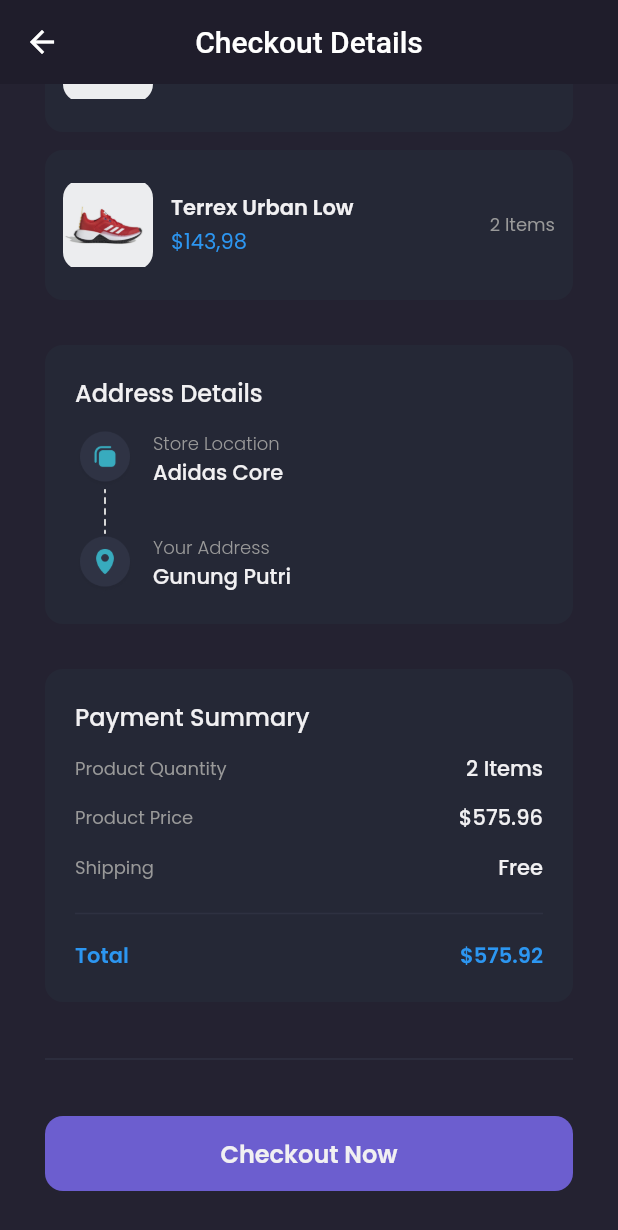
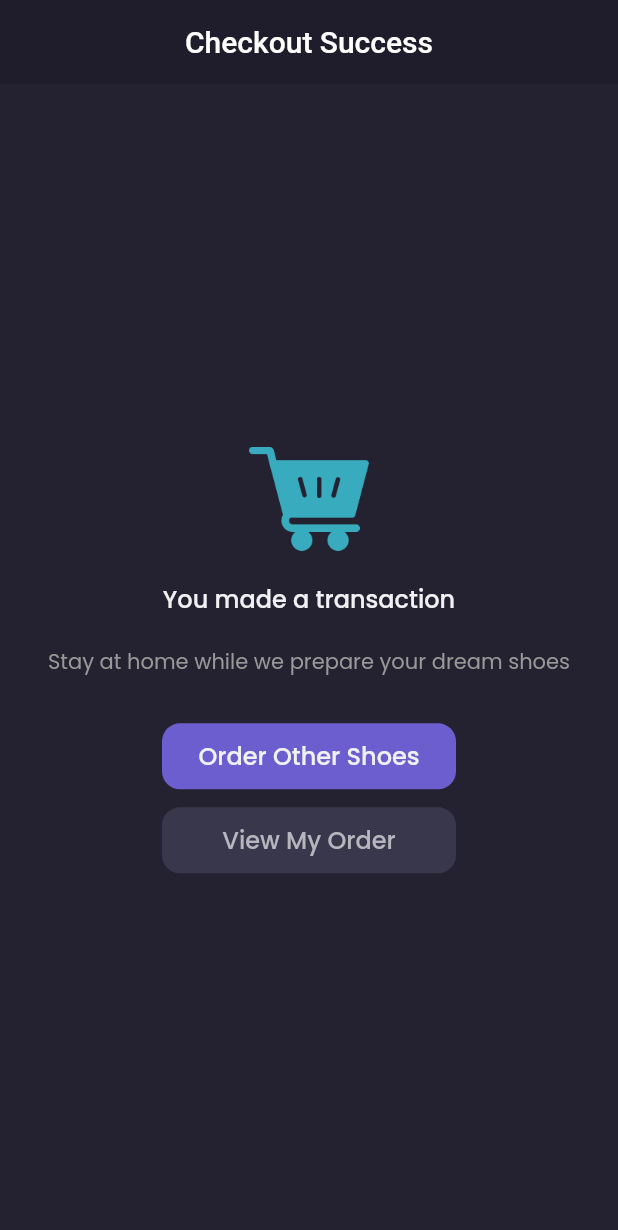
Before and after one commit to Koredeee/shamo-commerce, a Flutter app: the CheckoutPage screen opened by its route, scrolled down 134 dp, after a tap on "Checkout Now", on a phone screen of 412 x 824 dp. Shown: the top 1230 px of the screen. Run offline on Flutter 3.47's test engine with Material 2 defaults, Android fonts, the phone set to English and light mode, and no system bars; our stand-ins replace carousel_slider, google_fonts.

Commit message:
Added Checkout Succes Page
p.s hufftt finally Front-End done :')

```diff
--- a/shamo/lib/main.dart
+++ b/shamo/lib/main.dart
@@ -3,6 +3,7 @@
 import 'package:flutter/material.dart';
 import 'package:shamo/pages/cart_page.dart';
 import 'package:shamo/pages/checkout_page.dart';
+import 'package:shamo/pages/checkout_success_page.dart';
 import 'package:shamo/pages/detail_chat_page.dart';
 import 'package:shamo/pages/edit_profile_page.dart';
 import 'package:shamo/pages/home/main_page.dart';
@@ -33,6 +34,7 @@ class MyApp extends StatelessWidget {
         '/product': (context) => ProductPage(),
         '/cart': (context) => CartPage(),
         '/checkout': (context) => CheckoutPage(),
+        '/checkout-success': (context) => CheckoutSuccessPage(),
       },
     );
   }
--- a/shamo/lib/pages/checkout_page.dart
+++ b/shamo/lib/pages/checkout_page.dart
@@ -16,7 +16,7 @@ class CheckoutPage extends StatelessWidget {
     );
   }
 
-  Widget content() {
+  Widget content(BuildContext context) {
     return ListView(
       padding: EdgeInsets.symmetric(horizontal: defaultMargin),
       children: [
@@ -190,11 +190,15 @@ class CheckoutPage extends StatelessWidget {
           height: 50,
           margin: EdgeInsets.symmetric(vertical: defaultMargin),
           child: TextButton(
-            onPressed: () {},
+            onPressed: () {
+              Navigator.pushNamedAndRemoveUntil(
+                  context, '/checkout-success', (route) => false);
+            },
             style: TextButton.styleFrom(
               backgroundColor: primaryColor,
               shape: RoundedRectangleBorder(
-                  borderRadius: BorderRadius.circular(12),),
+                borderRadius: BorderRadius.circular(12),
+              ),
             ),
             child: Text(
               'Checkout Now',
@@ -212,7 +216,7 @@ class CheckoutPage extends StatelessWidget {
     return Scaffold(
       backgroundColor: backgroundColor3,
       appBar: header(),
-      body: content(),
+      body: content(context),
     );
   }
 }
--- /dev/null
+++ b/shamo/lib/pages/checkout_success_page.dart
@@ -0,0 +1,87 @@
+import 'package:flutter/material.dart';
+import 'package:shamo/theme.dart';
+
+class CheckoutSuccessPage extends StatelessWidget {
+  const CheckoutSuccessPage({super.key});
+
+  PreferredSizeWidget header() {
+    return AppBar(
+      backgroundColor: backgroundColor1,
+      centerTitle: true,
+      title: Text('Checkout Success'),
+      elevation: 0,
+    );
+  }
+
+  Widget content(BuildContext context) {
+    return Center(
+      child: Column(
+        mainAxisAlignment: MainAxisAlignment.center,
+        children: [
+          Image.asset('assets/icon_empty_cart.png', width: 80),
+          SizedBox(height: 20),
+          Text(
+            'You made a transaction',
+            style: primaryTextStyle.copyWith(fontSize: 16, fontWeight: medium),
+          ),
+          SizedBox(height: 20),
+          Text(
+            'Stay at home while we prepare your dream shoes',
+            style: secondaryTextStyle,
+            textAlign: TextAlign.center,
+          ),
+          Container(
+            width: 196,
+            height: 44,
+            margin: EdgeInsets.only(top: defaultMargin),
+            child: TextButton(
+              onPressed: () {
+                Navigator.pushNamedAndRemoveUntil(
+                    context, '/home', (route) => false);
+              },
+              style: TextButton.styleFrom(
+                backgroundColor: primaryColor,
+                shape: RoundedRectangleBorder(
+                  borderRadius: BorderRadius.circular(12),
+                ),
+              ),
+              child: Text(
+                'Order Other Shoes',
+                style:
+                    primaryTextStyle.copyWith(fontWeight: medium, fontSize: 16),
+              ),
+            ),
+          ),
+          Container(
+            width: 196,
+            height: 44,
+            margin: EdgeInsets.only(top: 12),
+            child: TextButton(
+              onPressed: () {},
+              style: TextButton.styleFrom(
+                backgroundColor: Color(0xff39374B),
+                shape: RoundedRectangleBorder(
+                  borderRadius: BorderRadius.circular(12),
+                ),
+              ),
+              child: Text(
+                'View My Order',
+                style: primaryTextStyle.copyWith(
+                    fontWeight: medium, fontSize: 16, color: Color(0xffB7B6BF)),
+              ),
+            ),
+          ),
+        ],
+      ),
+    );
+  }
+
+  @override
+  Widget build(BuildContext context) {
+    return Scaffold(
+      backgroundColor: backgroundColor3,
+      appBar: header(),
+      body: content(context),
+    );
+  }
+}
--- a/shamo/lib/pages/edit_profile_page.dart
+++ b/shamo/lib/pages/edit_profile_page.dart
@@ -65,7 +65,7 @@ class EditProfilePage extends StatelessWidget {
           TextFormField(
             style: primaryTextStyle,
             decoration: InputDecoration(
-              hintText: '@asepsurasep',
+              hintText: '@asepkyun',
               hintStyle: primaryTextStyle,
               enabledBorder: UnderlineInputBorder(
                 borderSide: BorderSide(color: subtitleColor),
```
